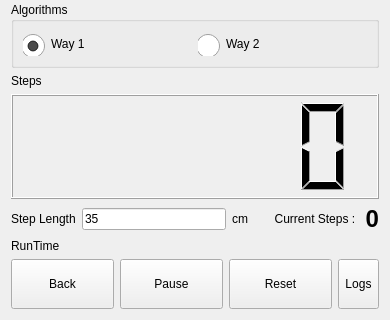
Above: dlgsteps.ui from ic005k/Knot-Legacy before the change; both pictures show x 0 to 390 and y 272 to 592 of the 390 by 592 pixel window. Below: the same form after it.
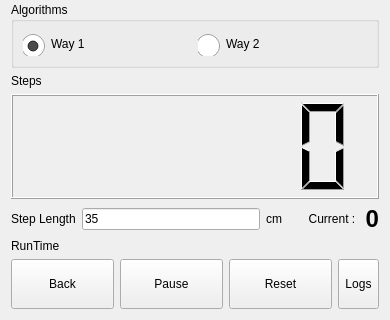
That is the form after the change. Icons and pictures are not drawn.

```diff
--- a/dlgsteps.ui
+++ b/dlgsteps.ui
@@ -246,7 +246,7 @@
      <item>
       <widget class="QLabel" name="label_2">
        <property name="text">
-        <string>cm        Current Steps : </string>
+        <string>cm        Current : </string>
        </property>
       </widget>
      </item>
```
